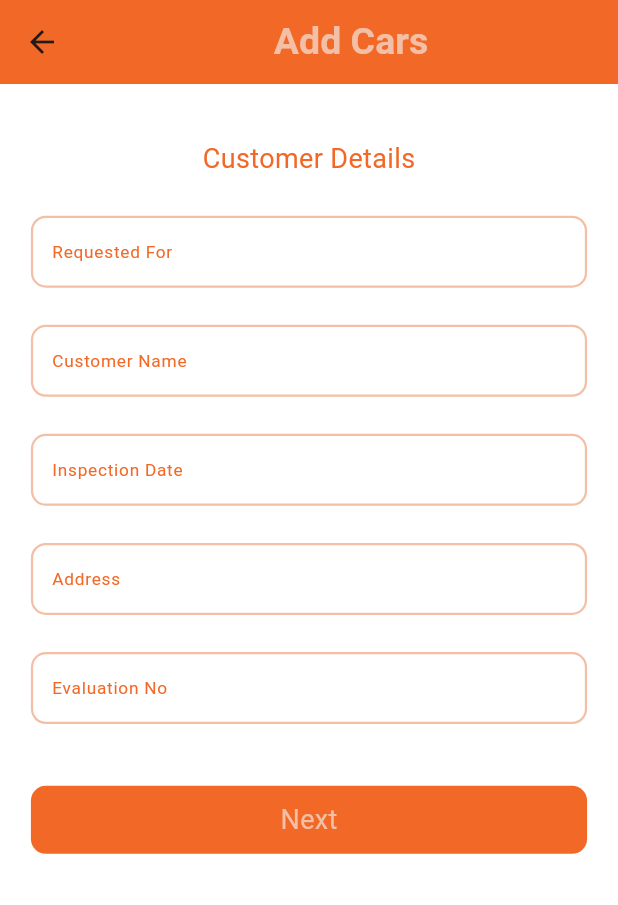
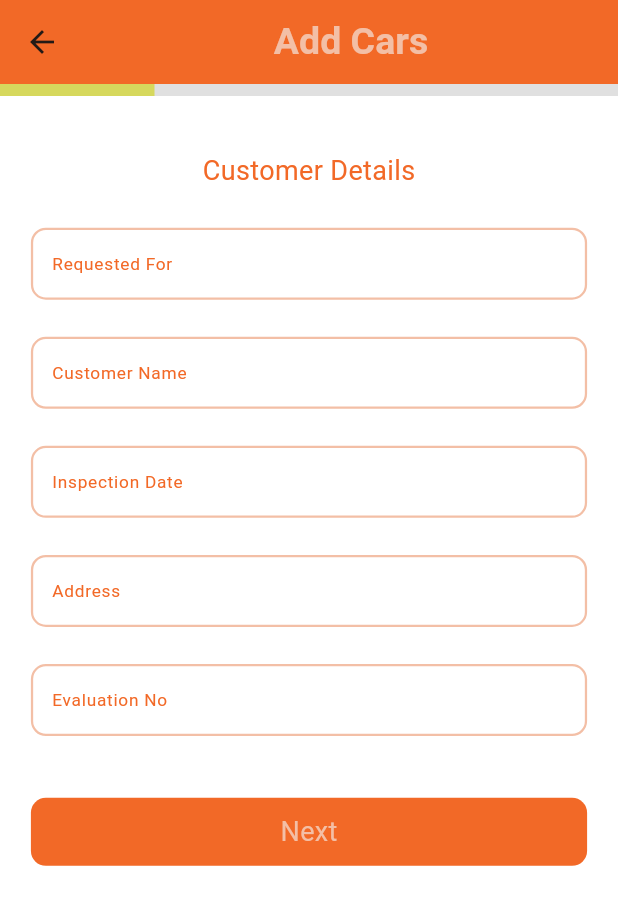
Before and after one commit to shayansaeed123/perfect, a Flutter app: the AddCars screen opened directly, on a phone screen of 412 x 824 dp. Shown: the top 905 px of the screen. Run offline on Flutter 3.47's test engine with Material 3 defaults, Android fonts, the phone set to English and light mode, and no system bars; our stand-ins replace convex_bottom_bar, flutter_riverpod, get, get_storage, image_cropper, image_picker; missing offline and left inert: google_mlkit_text_recognition; accounts and stored records are empty.

Commit message:
update
update

```diff
--- a/lib/controllers/color_controller.dart
+++ b/lib/controllers/color_controller.dart
@@ -12,6 +12,7 @@ class ColorController extends GetxController{
   Color btnTextColor = Color(0xFFf3bfa6);
   Color textColorDark = Color(0xFFf26927);
   Color textColorLight = Color(0xFFf3bfa6);
+  Color progressbarColor = Color(0xFFD6D85D);
   Color whiteColor = Colors.white;
   Color tileColor =  Color.fromARGB(209, 255, 255, 255);
   Color blackColor = Colors.black;
--- /dev/null
+++ b/lib/controllers/notifier/progressnotifier.dart
@@ -0,0 +1,13 @@
+
+
+
+import 'package:flutter_riverpod/flutter_riverpod.dart';
+
+/// Total steps: Customer -> Car -> Images
+final progressProvider = StateProvider<int>((ref) => 0);
+
+/// Helper provider to calculate percentage
+final progressPercentageProvider = Provider<double>((ref) {
+  final step = ref.watch(progressProvider);
+  return ((step + 1) / 4); // 4 steps total
+});
--- a/lib/reuse/reusabletextfield.dart
+++ b/lib/reuse/reusabletextfield.dart
@@ -16,11 +16,12 @@ Widget reusableTextField(
   TextInputType keyboardType = TextInputType.text,
   bool obscureText = false,
   Color fillColor = Colors.white,
+  double width = 1
 }
 ) {
   return Container(
     // margin: EdgeInsets.only(bottom: 10),
-    width: MediaQuery.of(context).size.width * 1,
+    width: MediaQuery.of(context).size.width * width,
     // height: MediaQuery.of(context).size.height * .060,
     child: TextFormField(
       controller: controller,
--- a/lib/views/accounts/login.dart
+++ b/lib/views/accounts/login.dart
@@ -9,7 +9,6 @@ import 'package:project/repo/utils.dart';
 import 'package:project/reuse/reusablebtn.dart';
 import 'package:project/reuse/reusabletext.dart';
 import 'package:project/reuse/reusabletextfield.dart';
-import 'package:project/views/dashboard/home.dart';
 import 'package:project/views/dashboard/navbar.dart';
 
 class Login extends ConsumerStatefulWidget {
--- /dev/null
+++ b/lib/views/dashboard/addCars.dart
@@ -0,0 +1,65 @@
+
+
+import 'package:flutter/cupertino.dart';
+import 'package:flutter/material.dart';
+import 'package:flutter_riverpod/flutter_riverpod.dart';
+import 'package:project/controllers/color_controller.dart';
+import 'package:project/controllers/notifier/progressnotifier.dart';
+import 'package:project/reuse/reusabletext.dart';
+import 'package:project/views/dashboard/cardetails1.dart';
+import 'package:project/views/dashboard/cardetails2.dart';
+import 'package:project/views/dashboard/carimages.dart';
+import 'package:project/views/dashboard/customerdetails.dart';
+
+class AddCars extends ConsumerStatefulWidget {
+  const AddCars({super.key});
+
+  @override
+  ConsumerState<AddCars> createState() => _AddCarsState();
+}
+
+class _AddCarsState extends ConsumerState<AddCars> {
+
+  Widget _buildStepContent(int step) {
+    switch (step) {
+      case 0:
+        return const CustomerDetails();
+      case 1:
+        return const CarDetails1();
+      case 2:
+        return const CarDetails2();
+      case 3:
+        return const Carimages();
+      default:
+        return const Center(child: Text("Unknown step"));
+    }
+  }
+  @override
+  Widget build(BuildContext context,) {
+    final currentStep = ref.watch(progressProvider);
+    final progressPercent = ref.watch(progressPercentageProvider);
+    // return _buildStepContent(currentStep);
+    return Scaffold(
+      backgroundColor: colorController.whiteColor,
+     appBar: AppBar(
+        backgroundColor: colorController.mainColor,
+        title: Center(child: reusableText('Add Cars',color: colorController.textColorLight,fontsize: 25,fontweight: FontWeight.bold)),
+        bottom: PreferredSize(
+          preferredSize: const Size.fromHeight(8),
+          child: LinearProgressIndicator(
+            value: progressPercent,
+            backgroundColor: Colors.grey.shade300,
+            valueColor: AlwaysStoppedAnimation(colorController.progressbarColor),
+            minHeight: 8,
+          ),
+        ),
+      ),
+      body: SingleChildScrollView(
+        physics: AlwaysScrollableScrollPhysics(),
+        child: Padding(
+          padding:  EdgeInsets.all(MediaQuery.sizeOf(context).height * 0.025,),
+          child: _buildStepContent(currentStep),
+        ))
+    );
+  }
+}
--- a/lib/views/dashboard/addform.dart
+++ /dev/null
@@ -1,54 +0,0 @@
-
-
-import 'package:flutter/cupertino.dart';
-import 'package:flutter/material.dart';
-import 'package:project/controllers/color_controller.dart';
-import 'package:project/controllers/textfieldcontrollers.dart';
-import 'package:project/reuse/reusablebtn.dart';
-import 'package:project/reuse/reusabletext.dart';
-import 'package:project/reuse/reusabletextfield.dart';
-
-class AddCars extends StatefulWidget {
-  const AddCars({super.key});
-
-  @override
-  State<AddCars> createState() => _AddCarsState();
-}
-
-class _AddCarsState extends State<AddCars> {
-  @override
-  Widget build(BuildContext context) {
-    return Scaffold(
-      backgroundColor: colorController.whiteColor,
-     appBar: AppBar(
-        backgroundColor: colorController.mainColor,
-        title: Center(child: reusableText('Add Cars',color: colorController.textColorLight,fontsize: 25,fontweight: FontWeight.bold)),
-      ),
-      body: SingleChildScrollView(
-        physics: AlwaysScrollableScrollPhysics(),
-        child: Padding(
-          padding:  EdgeInsets.all(MediaQuery.sizeOf(context).height * 0.025,),
-          child: Column(
-            crossAxisAlignment: CrossAxisAlignment.center,
-            children: [
-              SizedBox(height: MediaQuery.sizeOf(context).height * 0.02,),
-              reusableText('Customer Details',color:colorController.textColorDark,fontsize: 18,),
-              SizedBox(height: MediaQuery.sizeOf(context).height * 0.03,),
-              reusableTextField(context, reusabletextfieldcontroller.requested, 'Requested For', colorController.textfieldColor, FocusNode(), (){}),
-              SizedBox(height: MediaQuery.sizeOf(context).height * 0.03,),
-              reusableTextField(context, reusabletextfieldcontroller.customerName, 'Customer Name', colorController.textfieldColor, FocusNode(), (){}),
-              SizedBox(height: MediaQuery.sizeOf(context).height * 0.03,),
-              reusableTextField(context, reusabletextfieldcontroller.inspectiondate, 'Inspection Date', colorController.textfieldColor, FocusNode(), (){}),
-              SizedBox(height: MediaQuery.sizeOf(context).height * 0.03,),
-              reusableTextField(context, reusabletextfieldcontroller.address, 'Address', colorController.textfieldColor, FocusNode(), (){}),
-              SizedBox(height: MediaQuery.sizeOf(context).height * 0.03,),
-              reusableTextField(context, reusabletextfieldcontroller.evaluationNo, 'Evaluation No', colorController.textfieldColor, FocusNode(), (){}),
-              SizedBox(height: MediaQuery.sizeOf(context).height * 0.05,),
-              reusableBtn(context, 'Next', (){},)
-            ],
-          ),
-        ),
-      ),
-    );
-  }
-}
--- /dev/null
+++ b/lib/views/dashboard/customerdetails.dart
@@ -0,0 +1,91 @@
+
+
+import 'package:flutter/cupertino.dart';
+import 'package:flutter/material.dart';
+import 'package:flutter_riverpod/flutter_riverpod.dart';
+import 'package:project/controllers/color_controller.dart';
+import 'package:project/controllers/notifier/progressnotifier.dart';
+import 'package:project/controllers/textfieldcontrollers.dart';
+import 'package:project/reuse/reusablebtn.dart';
+import 'package:project/reuse/reusabletext.dart';
+import 'package:project/reuse/reusabletextfield.dart';
+
+class CustomerDetails extends ConsumerStatefulWidget {
+  const CustomerDetails({super.key});
+
+  @override
+  ConsumerState<CustomerDetails> createState() => _CustomerDetailsState();
+}
+
+class _CustomerDetailsState extends ConsumerState<CustomerDetails> {
+  @override
+  Widget build(BuildContext context) {
+    // final progressPercent = ref.watch(progressPercentageProvider);
+    return Column(
+            crossAxisAlignment: CrossAxisAlignment.center,
+            children: [
+              SizedBox(height: MediaQuery.sizeOf(context).height * 0.02,),
+              reusableText('Customer Details',color:colorController.textColorDark,fontsize: 18,),
+              SizedBox(height: MediaQuery.sizeOf(context).height * 0.03,),
+              reusableTextField(context, reusabletextfieldcontroller.requested, 'Requested For', colorController.textfieldColor, FocusNode(), (){}),
+              SizedBox(height: MediaQuery.sizeOf(context).height * 0.03,),
+              reusableTextField(context, reusabletextfieldcontroller.customerName, 'Customer Name', colorController.textfieldColor, FocusNode(), (){}),
+              SizedBox(height: MediaQuery.sizeOf(context).height * 0.03,),
+              reusableTextField(context, reusabletextfieldcontroller.inspectiondate, 'Inspection Date', colorController.textfieldColor, FocusNode(), (){}),
+              SizedBox(height: MediaQuery.sizeOf(context).height * 0.03,),
+              reusableTextField(context, reusabletextfieldcontroller.address, 'Address', colorController.textfieldColor, FocusNode(), (){}),
+              SizedBox(height: MediaQuery.sizeOf(context).height * 0.03,),
+              reusableTextField(context, reusabletextfieldcontroller.evaluationNo, 'Evaluation No', colorController.textfieldColor, FocusNode(), (){}),
+              SizedBox(height: MediaQuery.sizeOf(context).height * 0.05,),
+              reusableBtn(context, 'Next', (){
+                ref.read(progressProvider.notifier).state = 1;
+              },)
+            ],
+          );
+    // Scaffold(
+    //   backgroundColor: colorController.whiteColor,
+    //  appBar: AppBar(
+    //     backgroundColor: colorController.mainColor,
+    //     title: Center(child: reusableText('Add Cars',color: colorController.textColorLight,fontsize: 25,fontweight: FontWeight.bold)),
+    //     bottom: PreferredSize(
+    //       preferredSize: const Size.fromHeight(8),
+    //       child: LinearProgressIndicator(
+    //         value: progressPercent,
+    //         backgroundColor: Colors.grey.shade300,
+    //         valueColor: AlwaysStoppedAnimation(colorController.progressbarColor),
+    //         minHeight: 8,
+    //       ),
+    //     ),
+    //   ),
+    //   body:
+    //   SingleChildScrollView(
+    //     physics: AlwaysScrollableScrollPhysics(),
+    //     child: Padding(
+    //       padding:  EdgeInsets.all(MediaQuery.sizeOf(context).height * 0.025,),
+    //       child:
+    //       Column(
+    //         crossAxisAlignment: CrossAxisAlignment.center,
+    //         children: [
+    //           SizedBox(height: MediaQuery.sizeOf(context).height * 0.02,),
+    //           reusableText('Customer Details',color:colorController.textColorDark,fontsize: 18,),
+    //           SizedBox(height: MediaQuery.sizeOf(context).height * 0.03,),
+    //           reusableTextField(context, reusabletextfieldcontroller.requested, 'Requested For', colorController.textfieldColor, FocusNode(), (){}),
+    //           SizedBox(height: MediaQuery.sizeOf(context).height * 0.03,),
+    //           reusableTextField(context, reusabletextfieldcontroller.customerName, 'Customer Name', colorController.textfieldColor, FocusNode(), (){}),
+    //           SizedBox(height: MediaQuery.sizeOf(context).height * 0.03,),
+    //           reusableTextField(context, reusabletextfieldcontroller.inspectiondate, 'Inspection Date', colorController.textfieldColor, FocusNode(), (){}),
+    //           SizedBox(height: MediaQuery.sizeOf(context).height * 0.03,),
+    //           reusableTextField(context, reusabletextfieldcontroller.address, 'Address', colorController.textfieldColor, FocusNode(), (){}),
+    //           SizedBox(height: MediaQuery.sizeOf(context).height * 0.03,),
+    //           reusableTextField(context, reusabletextfieldcontroller.evaluationNo, 'Evaluation No', colorController.textfieldColor, FocusNode(), (){}),
+    //           SizedBox(height: MediaQuery.sizeOf(context).height * 0.05,),
+    //           reusableBtn(context, 'Next', (){
+    //             ref.read(progressProvider.notifier).state = 1;
+    //           },)
+    //         ],
+    //       )
+    //     ),
+    //   ),
+    // );
+  }
+}
--- a/lib/views/dashboard/navbar.dart
+++ b/lib/views/dashboard/navbar.dart
@@ -5,7 +5,7 @@ import 'package:flutter/material.dart';
 import 'package:flutter_riverpod/flutter_riverpod.dart';
 import 'package:convex_bottom_bar/convex_bottom_bar.dart';
 import 'package:project/controllers/color_controller.dart';
-import 'package:project/views/dashboard/addform.dart';
+import 'package:project/views/dashboard/addCars.dart';
 import 'package:project/views/dashboard/home.dart';
 import 'package:project/views/dashboard/profile.dart';
 
--- a/lib/views/splash.dart
+++ b/lib/views/splash.dart
@@ -3,9 +3,7 @@ import 'package:flutter/material.dart';
 import 'package:flutter_riverpod/flutter_riverpod.dart';
 import 'package:project/controllers/color_controller.dart';
 import 'package:project/controllers/notifier/loginnotifier.dart';
-import 'package:project/models/logincheck.dart';
 import 'package:project/views/accounts/login.dart';
-import 'package:project/views/dashboard/home.dart';
 import 'package:project/views/dashboard/navbar.dart';
 
 class Splash extends ConsumerStatefulWidget {
--- a/pubspec.yaml
+++ b/pubspec.yaml
@@ -43,6 +43,9 @@ dependencies:
   shared_preferences:
   http:
   convex_bottom_bar:
+  google_mlkit_text_recognition:
+  image_picker:
+  image_cropper:
 
 dev_dependencies:
   flutter_test:
```
Also changed, not shown: lib/controllers/notifier/dropdownlistingnotifier.dart (added, +56 -0 lines), lib/controllers/notifier/textimagenotifier.dart (added, +74 -0 lines), lib/controllers/textfieldcontrollers.dart (+10 -10 lines), lib/models/dropdownmodel.dart (added, +15 -0 lines), lib/models/textimagemodel.dart (added, +27 -0 lines), lib/reuse/reusablebtn.dart (+11 -3 lines), lib/reuse/reusabledropdown.dart (added, +42 -0 lines), lib/views/dashboard/cardetails1.dart (added, +150 -0 lines), lib/views/dashboard/cardetails2.dart (added, +86 -0 lines), lib/views/dashboard/carimages.dart (added, +17 -0 lines), pubspec.lock, 6 other files.
